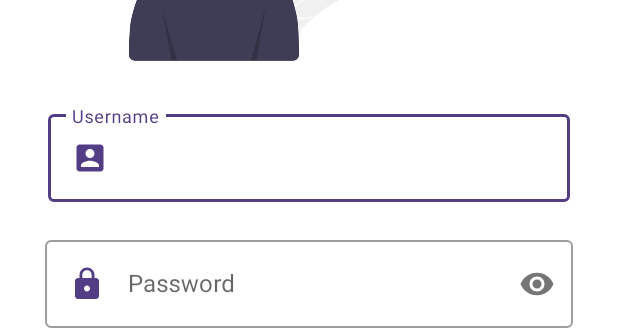
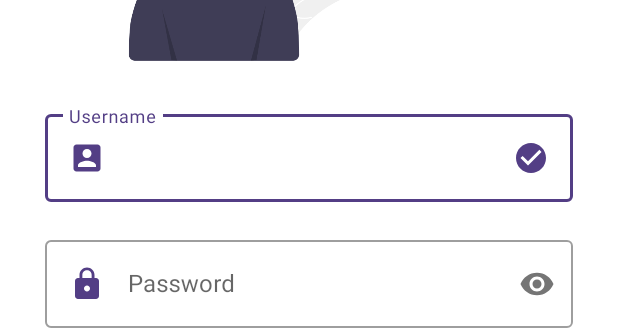
Before and after one commit to rian0502/LoginAuth, an Android app: the layout activity_lupa_pass.xml on its own in the app's theme, with its tools: preview values and no code run, on a phone screen of 412 x 824 dp. Shown: the part 269-599 px from the top of the screen. Run offline under Robolectric (Android 15) with nearby library versions, the light colour scheme and no system bars; Roboto replaces fonts that are not available here.

Commit message:
work in lupas pass

```diff
--- a/app/src/main/res/layout/activity_lupa_pass.xml
+++ b/app/src/main/res/layout/activity_lupa_pass.xml
@@ -18,22 +18,22 @@
 
     <!--  TextField Username  -->
     <com.google.android.material.textfield.TextInputLayout
-        android:id="@+id/usernameLayout"
-        style="@style/Widget.MaterialComponents.TextInputLayout.OutlinedBox"
         android:layout_width="match_parent"
         android:layout_height="wrap_content"
-        android:layout_marginStart="32dp"
-        android:layout_marginTop="10dp"
-        android:layout_marginEnd="32dp"
-        android:layout_marginBottom="20sp"
+        android:layout_marginTop="10sp"
+        android:layout_marginStart="30dp"
+        android:layout_marginEnd="30dp"
+        android:layout_marginBottom="20dp"
+        style="@style/Widget.MaterialComponents.TextInputLayout.OutlinedBox"
         android:hint="@string/username">
         <com.google.android.material.textfield.TextInputEditText
-            android:id="@+id/etUsername"
+            android:id="@+id/tflupaUsername"
+            android:layout_width="match_parent"
+            android:maxLength="14"
             android:drawableStart="@drawable/user"
             android:drawablePadding="15sp"
-            android:inputType="textCapSentences"
-            android:layout_width="match_parent"
-            android:layout_height="wrap_content"/>
+            android:drawableEnd="@drawable/vertiv"
+            android:layout_height="wrap_content" />
     </com.google.android.material.textfield.TextInputLayout>
 
     <!-- Password -->
```
Also changed, not shown: app/src/main/java/com/belajar/loginauth/Activitys/LupaPassActivity.java (+61 -4 lines).
